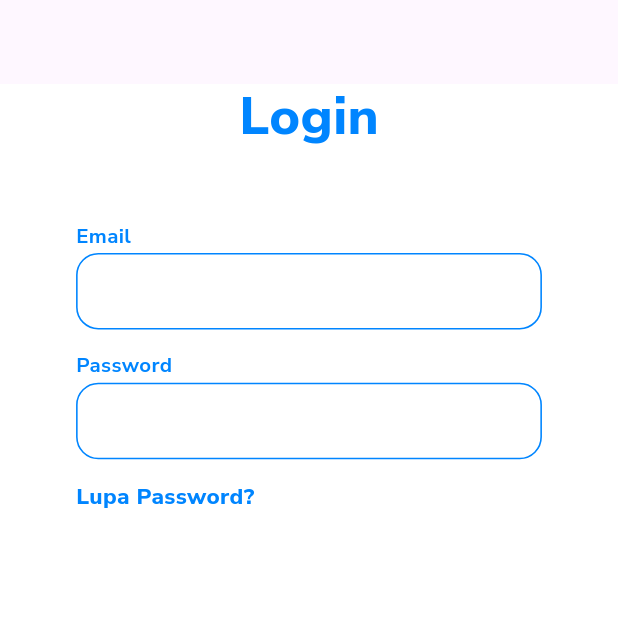
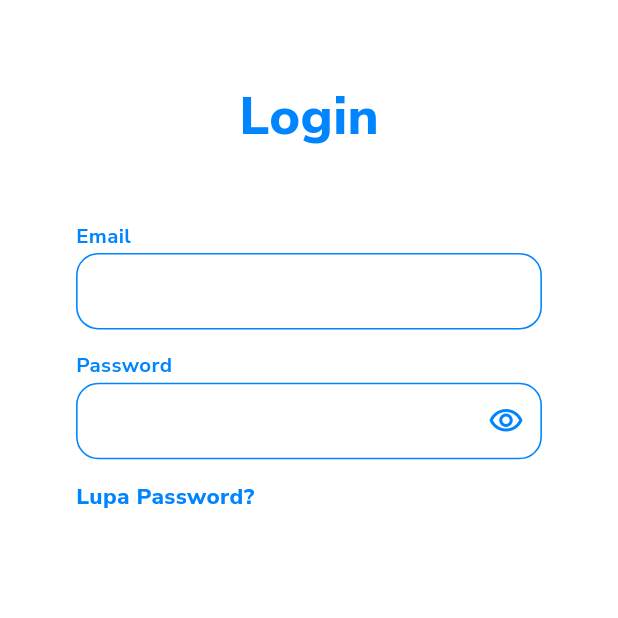
Before and after one commit to dimassdoubles/FT20240317-GetasanApp, a Flutter app: the screen it shows after launch, on a phone screen of 412 x 824 dp, the top half of it. Run offline on Flutter 3.47's test engine with Material 3 defaults, Android fonts, the phone set to English and light mode, and no system bars; our stand-ins replace flutter_riverpod, flutter_screenutil, google_fonts.

Commit message:
feat: text formatter and validator

```diff
--- a/analysis_options.yaml
+++ b/analysis_options.yaml
@@ -1 +1,5 @@
 include: package:flutter_lints/flutter.yaml
+
+analyzer:
+  plugins:
+    - custom_lint
--- a/lib/features/auth/presentation/page/login_page.dart
+++ b/lib/features/auth/presentation/page/login_page.dart
@@ -1,23 +1,47 @@
 import 'package:flutter/material.dart';
 // ignore: unnecessary_import
 import 'package:flutter/widgets.dart';
+import 'package:flutter_riverpod/flutter_riverpod.dart';
 import 'package:flutter_screenutil/flutter_screenutil.dart';
 import 'package:getasan_app/features/common/constant/style/app_colors.dart';
 import 'package:getasan_app/features/common/constant/style/app_texts.dart';
+import 'package:getasan_app/features/common/helper/input_formater_helper.dart';
 import 'package:getasan_app/features/common/presentation/widget/button/primary_button.dart';
 import 'package:getasan_app/features/common/presentation/widget/button/secondary_button.dart';
 import 'package:getasan_app/features/common/presentation/widget/gaps.dart';
+import 'package:getasan_app/features/common/presentation/widget/input/password_input.dart';
 import 'package:getasan_app/features/common/presentation/widget/input/text_input.dart';
 import 'package:getasan_app/features/home/presentation/page/home_page.dart';
 
-class LoginPage extends StatelessWidget {
+class LoginPage extends ConsumerStatefulWidget {
   const LoginPage({super.key});
+
+  @override
+  ConsumerState<LoginPage> createState() => _LoginPageState();
+}
+
+class _LoginPageState extends ConsumerState<LoginPage> {
+  final _emailController = TextEditingController();
+  final _passwordController = TextEditingController();
+
+  final GlobalKey<FormState> _formKey = GlobalKey<FormState>();
+
+  @override
+  void dispose() {
+    _emailController.dispose();
+    _passwordController.dispose();
+    super.dispose();
+  }
 
   @override
   Widget build(BuildContext context) {
     return Scaffold(
-      appBar: AppBar(),
-      body: Column(
+      appBar: AppBar(
+        backgroundColor: AppColors.white,
+      ),
+      body: Form(
+        key: _formKey,
+        child: Column(
           children: [
             Center(
               child: Text(
@@ -36,11 +60,15 @@ class LoginPage extends StatelessWidget {
                   child: Column(
                     crossAxisAlignment: CrossAxisAlignment.start,
                     children: [
-                    const TextInput(
+                      TextInput(
+                        controller: _emailController,
+                        inputFormatters: InputFormatterHelper.forEmail,
+                        keyboardType: TextInputType.emailAddress,
                         label: 'Email',
                       ),
                       Gaps.v16,
-                    const TextInput(
+                      PasswordInput(
+                        controller: _passwordController,
                         label: 'Password',
                       ),
                       Gaps.v16,
@@ -57,7 +85,7 @@ class LoginPage extends StatelessWidget {
               ),
             ),
             Padding(
-            padding: EdgeInsets.all(48.w),
+              padding: EdgeInsets.fromLTRB(48.w, 16.w, 48.w, 48.w),
               child: Column(
                 children: [
                   SecondaryButton(
@@ -75,12 +103,18 @@ class LoginPage extends StatelessWidget {
                   PrimaryButton(
                     label: 'Login',
                     onTap: () {
-                    Navigator.pushReplacement(
-                      context,
-                      MaterialPageRoute(
-                        builder: (context) => const HomePage(),
-                      ),
-                    );
+                      if (_formKey.currentState!.validate()) {
+                        debugPrint('Login credential:');
+                        debugPrint('- Email: ${_emailController.text}');
+                        debugPrint('- Password: ${_passwordController.text}');
+
+                        // Navigator.pushReplacement(
+                        //   context,
+                        //   MaterialPageRoute(
+                        //     builder: (context) => const HomePage(),
+                        //   ),
+                        // );
+                      }
                     },
                   ),
                 ],
@@ -88,6 +122,7 @@ class LoginPage extends StatelessWidget {
             ),
           ],
         ),
+      ),
     );
   }
 }
--- /dev/null
+++ b/lib/features/common/helper/input_formater_helper.dart
@@ -0,0 +1,9 @@
+import 'package:flutter/services.dart';
+
+class InputFormatterHelper {
+  InputFormatterHelper._();
+
+  static final forEmail = [
+    FilteringTextInputFormatter.deny(RegExp(r'[^a-zA-Z0-9@._]')),
+  ];
+}
--- /dev/null
+++ b/lib/features/common/presentation/widget/input/password_input.dart
@@ -0,0 +1,50 @@
+import 'package:flutter/material.dart';
+import 'package:flutter_riverpod/flutter_riverpod.dart';
+import 'package:flutter_screenutil/flutter_screenutil.dart';
+import 'package:getasan_app/features/common/constant/style/app_colors.dart';
+import 'package:getasan_app/features/common/presentation/widget/input/text_input.dart';
+
+class PasswordInput extends ConsumerStatefulWidget {
+  final String? label;
+  final String? hint;
+  final TextEditingController? controller;
+  const PasswordInput({
+    super.key,
+    this.controller,
+    this.label,
+    this.hint,
+  });
+
+  @override
+  ConsumerState<PasswordInput> createState() => _PasswordInputState();
+}
+
+class _PasswordInputState extends ConsumerState<PasswordInput> {
+  bool isHidden = true;
+
+  @override
+  Widget build(BuildContext context) {
+    return TextInput(
+      controller: widget.controller,
+      label: widget.label,
+      hint: widget.hint,
+      obsecureText: isHidden,
+      maxLines: 1,
+      suffixIcon: InkWell(
+        onTap: () {
+          setState(() {
+            isHidden = !isHidden;
+          });
+        },
+        borderRadius: BorderRadius.only(
+          topRight: Radius.circular(14.w),
+          bottomRight: Radius.circular(14.w),
+        ),
+        child: Icon(
+          isHidden ? Icons.visibility_outlined : Icons.visibility_off_outlined,
+          color: AppColors.primary,
+        ),
+      ),
+    );
+  }
+}
--- a/lib/features/common/presentation/widget/input/text_input.dart
+++ b/lib/features/common/presentation/widget/input/text_input.dart
@@ -1,4 +1,5 @@
 import 'package:flutter/material.dart';
+import 'package:flutter/services.dart';
 import 'package:flutter_screenutil/flutter_screenutil.dart';
 import 'package:getasan_app/features/common/constant/style/app_colors.dart';
 import 'package:getasan_app/features/common/constant/style/app_texts.dart';
@@ -11,6 +12,12 @@ class TextInput extends StatelessWidget {
   final Widget? suffixIcon;
   final int? minLines;
   final int? maxLines;
+  final bool obsecureText;
+  final List<TextInputFormatter>? inputFormatters;
+  final TextInputType? keyboardType;
+  final bool isRequired;
+  final String?
+      name; // teks yang akan ditampilkan di error '{name} tidak boleh kosong'
   const TextInput({
     super.key,
     this.controller,
@@ -19,6 +26,11 @@ class TextInput extends StatelessWidget {
     this.suffixIcon,
     this.minLines,
     this.maxLines,
+    this.obsecureText = false,
+    this.inputFormatters,
+    this.keyboardType,
+    this.isRequired = true,
+    this.name,
   });
 
   static border({Color color = AppColors.primary}) => OutlineInputBorder(
@@ -50,6 +62,18 @@ class TextInput extends StatelessWidget {
           style: valueStyle,
           minLines: minLines,
           maxLines: maxLines,
+          obscureText: obsecureText,
+          inputFormatters: inputFormatters,
+          keyboardType: keyboardType,
+          validator: (value) {
+            if (isRequired) {
+              if (value!.isEmpty) {
+                return '${name ?? label ?? 'Inputan'} tidak boleh kosong';
+              }
+            }
+
+            return null;
+          },
           decoration: InputDecoration(
             suffixIcon: suffixIcon,
             contentPadding: EdgeInsets.all(18.w),
--- a/lib/main.dart
+++ b/lib/main.dart
@@ -1,6 +1,7 @@
 import 'package:flutter/material.dart';
+import 'package:flutter_riverpod/flutter_riverpod.dart';
 import 'package:getasan_app/app.dart';
 
 void main() {
-  runApp(const App());
+  runApp(const ProviderScope(child: App()));
 }
--- a/pubspec.yaml
+++ b/pubspec.yaml
@@ -9,13 +9,19 @@ environment:
 dependencies:
   flutter:
     sdk: flutter
+  flutter_riverpod: ^2.5.1
   flutter_screenutil: ^5.9.0
   google_fonts: ^6.2.1
+  riverpod_annotation: ^2.3.5
 
 dev_dependencies:
   flutter_test:
     sdk: flutter
   flutter_lints: ^3.0.0
+  riverpod_generator: ^2.4.0
+  build_runner: ^2.4.8
+  custom_lint: ^0.6.4
+  riverpod_lint: ^2.3.10
 
 flutter:
   uses-material-design: true
```
Also changed, not shown: lib/features/auth/presentation/controller/auth_controller.dart (added), pubspec.lock, 1 other file. Lines whose indentation alone changed are shown as unchanged.
